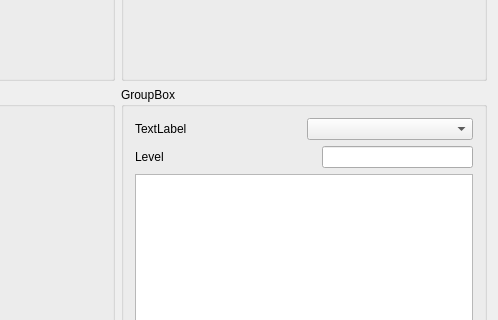
The window that mainwindow.ui (SergShtelmakh/NoiseReduction) describes before a commit, drawn with Qt 5; both pictures show x 629 to 1127 and y 288 to 608 of the 1127 by 725 pixel window.
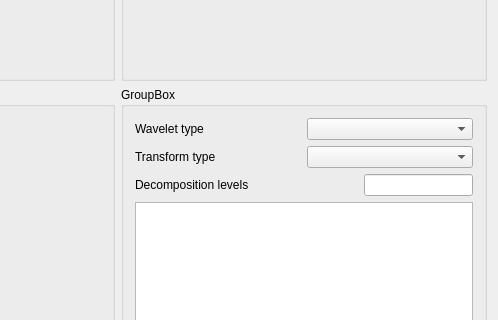
The same window after the commit. Custom widgets are drawn as their Qt base class.

Commit message: Implemented transforms types

Diff of the .ui file:
```diff
--- a/mainwindow.ui
+++ b/mainwindow.ui
@@ -68,7 +68,7 @@
          <item>
           <widget class="QLabel" name="label">
            <property name="text">
-            <string>TextLabel</string>
+            <string>Wavelet type</string>
            </property>
           </widget>
          </item>
@@ -77,12 +77,26 @@
          </item>
         </layout>
        </item>
+       <item>
+        <layout class="QHBoxLayout" name="horizontalLayout_6">
+         <item>
+          <widget class="QLabel" name="label_3">
+           <property name="text">
+            <string>Transform type</string>
+           </property>
+          </widget>
+         </item>
+         <item>
+          <widget class="QComboBox" name="cbTransformType"/>
+         </item>
+        </layout>
+       </item>
        <item>
         <layout class="QHBoxLayout" name="horizontalLayout">
          <item>
           <widget class="QLabel" name="label_2">
            <property name="text">
-            <string>Level</string>
+            <string>Decomposition levels</string>
            </property>
           </widget>
          </item>
```
The commit also changes 4 other files.
